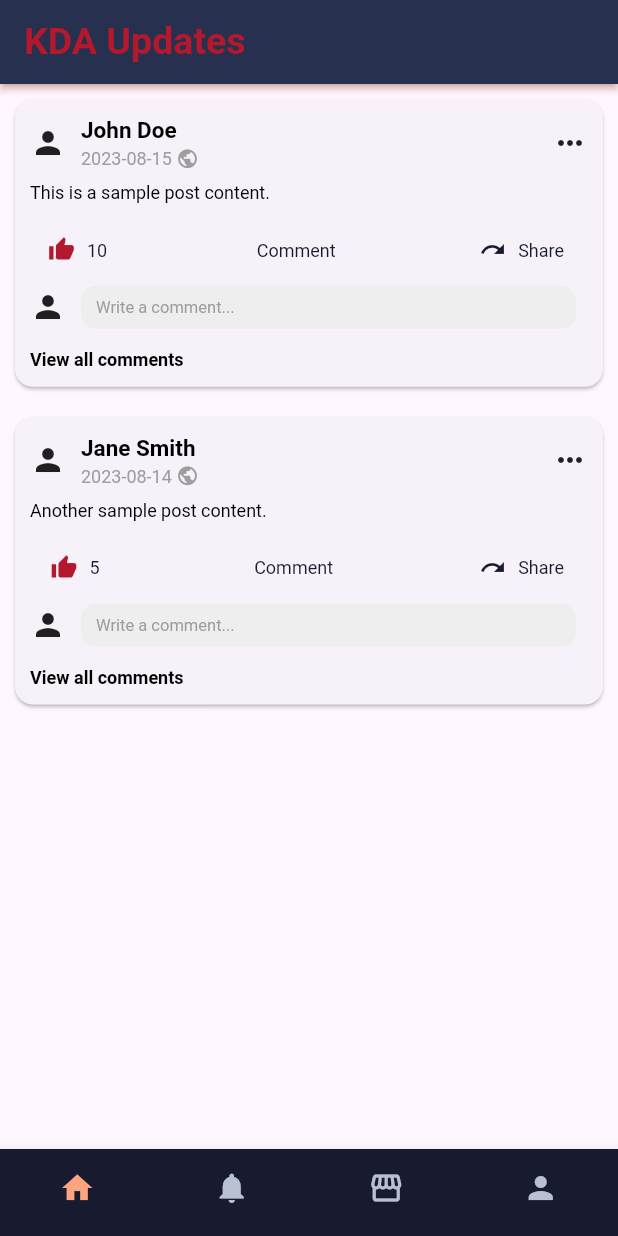
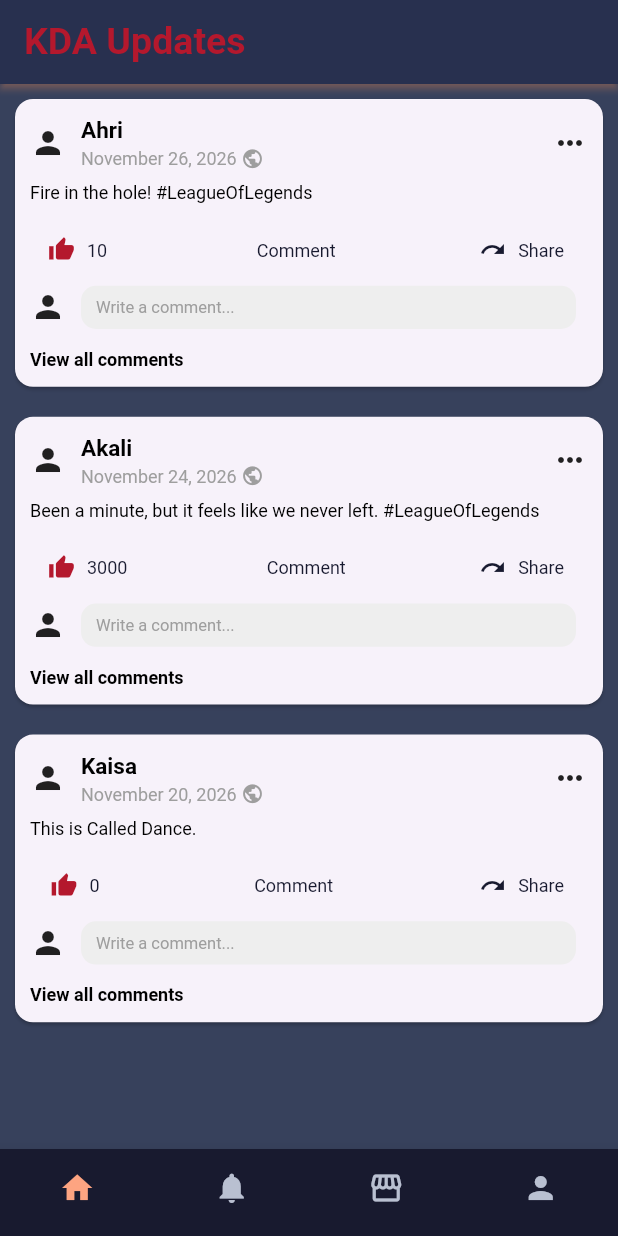
Before and after one commit to GinTaguinod12/taguinod_mobprog, a Flutter app: the screen it shows after launch, on a phone screen of 412 x 824 dp. Run offline on Flutter 3.47's test engine with Material 3 defaults, Android fonts, the phone set to English and light mode, and no system bars; our stand-ins replace flutter_screenutil; Roboto replaces fonts that are missing (Frutiger, Klavika).

Commit message:
Update newsfeed_screen.dart

```diff
--- a/taguinod_mobprog/lib/screens/newsfeed_screen.dart
+++ b/taguinod_mobprog/lib/screens/newsfeed_screen.dart
@@ -1,26 +1,82 @@
 import 'package:flutter/material.dart';
+import 'package:taguinod_mobprog/constants.dart';
 import 'package:taguinod_mobprog/widgets/newsfeed_card.dart';
 
 class NewsfeedScreen extends StatelessWidget {
   const NewsfeedScreen({super.key});
 
-      @override
-      Widget build(BuildContext context) {
-        return ListView(
-          children: const[
-            NewsfeedCard(
-              userName: 'John Doe',
-              postContent: 'This is a sample post content.',
-              date: '2023-08-15',
-              numOfLikes: 10,
-            ),
-            NewsfeedCard(
-              userName: 'Jane Smith',
-              postContent: 'Another sample post content.',
-              date: '2023-08-14',
-              numOfLikes: 5,
-            ),
-          ],
-        );
-      }
+  // Update this list to add, remove, or edit posts. Each post has its own
+  // counts, date, and optional image (null means no placeholder is shown).
+  static const List<_Post> _posts = [
+    _Post(
+      userName: 'Ahri',
+      avatarImage: 'assets/images/ahri.jpg',
+      date: 'November 26, 2026',
+      postContent: 'Fire in the hole! #LeagueOfLegends',
+      image: 'assets/images/kda.png',
+      likes: 10,
+      comments: 5,
+    ),
+    _Post(
+      userName: 'Akali',
+      avatarImage: 'assets/images/akali.jpg',
+      date: 'November 24, 2026',
+      postContent: 'Been a minute, but it feels like we never left. #LeagueOfLegends',
+      image: 'assets/images/akalipost.jpg',
+      likes: 3000,
+      comments: 120,
+    ),
+    _Post(
+      userName: 'Kaisa',
+      avatarImage: 'assets/images/kaisa.png',
+      date: 'November 20, 2026',
+      postContent: 'This is Called Dance.',
+      image: 'assets/images/kaisapost.png',
+      likes: 0,
+      comments: 0,
+    ),
+  ];
+
+  @override
+  Widget build(BuildContext context) {
+    return Container(
+      color: appBackgroundColor,
+      child: ListView.builder(
+        itemCount: _posts.length,
+        itemBuilder: (context, index) {
+          final post = _posts[index];
+          return NewsfeedCard(
+            key: ValueKey('${post.userName}-${post.date}'),
+            userName: post.userName,
+            avatarimage: post.avatarImage,
+            date: post.date,
+            postContent: post.postContent,
+            image: post.image,
+            numOfLikes: post.likes,
+            numOfComments: post.comments,
+          );
+        },
+      ),
+    );
+  }
 }
+
+class _Post {
+  const _Post({
+    required this.userName,
+    required this.avatarImage,
+    required this.date,
+    required this.postContent,
+    required this.image,
+    required this.likes,
+    required this.comments,
+  });
+
+  final String userName;
+  final String? avatarImage;
+  final String date;
+  final String postContent;
+  final String? image;
+  final int likes;
+  final int comments;
+}
```
